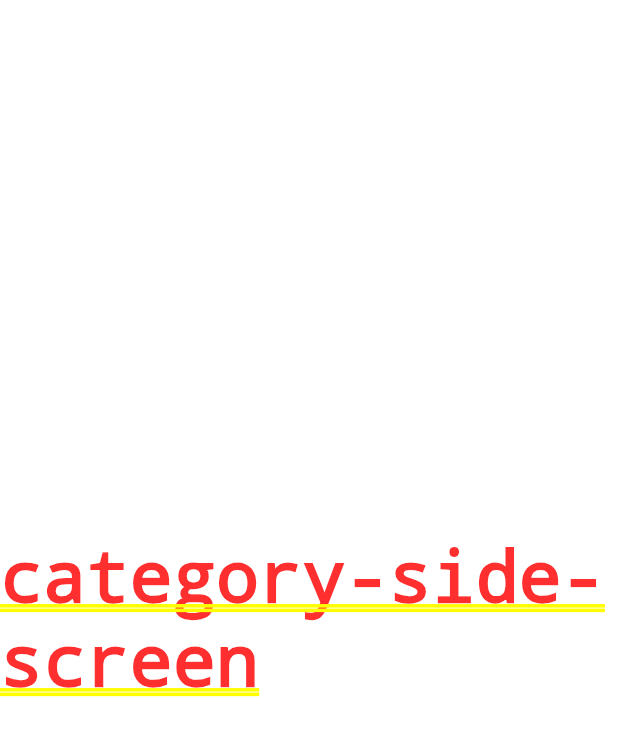
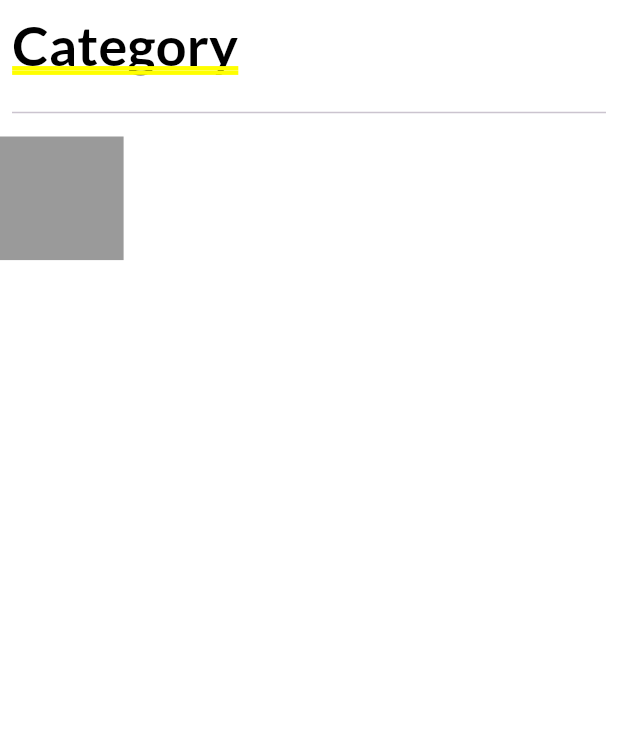
Before and after one commit to Sukhmeetsingh306/store_app, a Flutter app: the WebDeviceView screen opened directly, on a phone screen of 412 x 824 dp. Shown: the top 736 px of the screen. Run offline on Flutter 3.47's test engine with Material 3 defaults, Android fonts, the phone set to English and light mode, and no system bars; our stand-ins replace flutter_svg, google_fonts; missing offline and left inert: flutter_admin_scaffold; statements that could not run were skipped.

Commit message:
create some code and turned. it to square

```diff
--- a/lib/views/screens/side_screens/category_side_screen.dart
+++ b/lib/views/screens/side_screens/category_side_screen.dart
@@ -1,4 +1,7 @@
-import 'package:flutter/cupertino.dart';
+import 'package:flutter/material.dart';
+import 'package:store_app/components/text/googleFonts.dart';
+
+import '../../../components/color/color_theme.dart';
 
 class CategorySideScreen extends StatelessWidget {
   static const String routeName = '/categoryScreen';
@@ -6,10 +9,42 @@ class CategorySideScreen extends StatelessWidget {
 
   @override
   Widget build(BuildContext context) {
-    return Center(
-      child: Text(
-        'category-side-screen',
-      ),
+    double mediaQueryWidth = MediaQuery.of(context).size.width;
+    double mediaQueryHeight = MediaQuery.of(context).size.height;
+
+    double squareSize = (mediaQueryWidth < mediaQueryHeight
+            ? mediaQueryWidth
+            : mediaQueryHeight) *
+        0.20;
+
+    return Column(
+      children: [
+        Container(
+          alignment: Alignment.topLeft,
+          child: Padding(
+            padding: const EdgeInsets.all(8.0),
+            child: googleText(
+              'Category',
+              fontSize: 36,
+            ),
+          ),
+        ),
+        Padding(
+          padding: const EdgeInsets.all(8.0),
+          child: Divider(),
+        ),
+        Row(
+          children: [
+            Container(
+              width: squareSize,
+              height: squareSize,
+              decoration: BoxDecoration(
+                color: ColorTheme.color.grayColor,
+              ),
+            ),
+          ],
+        ),
+      ],
     );
   }
 }
```
